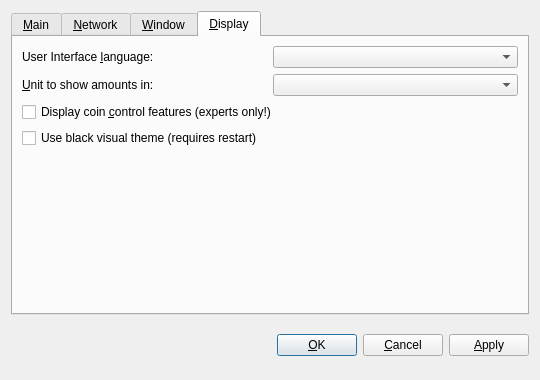
Above: src/qt/forms/optionsdialog.ui from LUX-Core/lux before the change. Below: the same form after it.
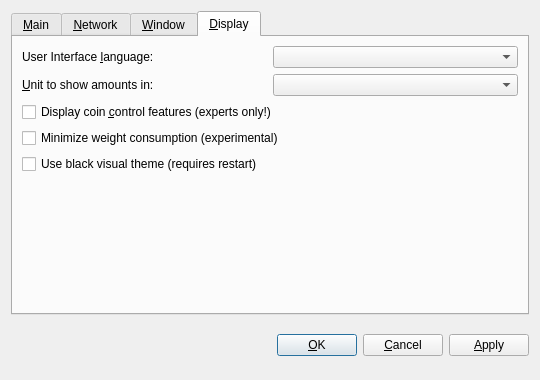
That is the form after the change. The open tabs and pages were chosen to show the change. Custom widgets are drawn as their Qt base class.

Diff of the .ui file:
```diff
--- a/src/qt/forms/optionsdialog.ui
+++ b/src/qt/forms/optionsdialog.ui
@@ -359,6 +359,16 @@
          </property>
         </widget>
        </item>
+       <item>
+        <widget class="QCheckBox" name="minimizeCoinAge">
+         <property name="toolTip">
+          <string>Whether to select the coin outputs randomly or with minimal coin age.</string>
+         </property>
+         <property name="text">
+          <string>Minimize weight consumption (experimental)</string>
+         </property>
+        </widget>
+       </item>
        <item>
         <widget class="QCheckBox" name="useBlackTheme">
          <property name="text">
```
